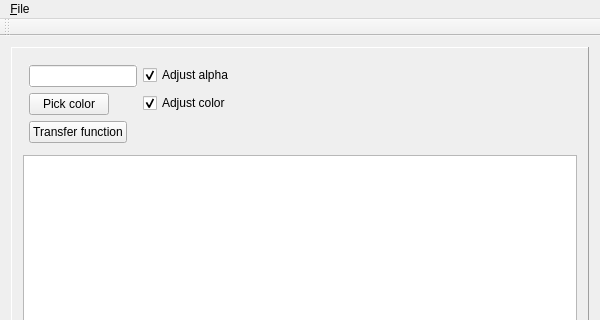
The window that QtCuda/mainwindow.ui (luosz/cuda-visibility) describes before a commit, drawn with Qt 5; both pictures show x 0 to 600 and y 0 to 320 of the 600 by 1000 pixel window.
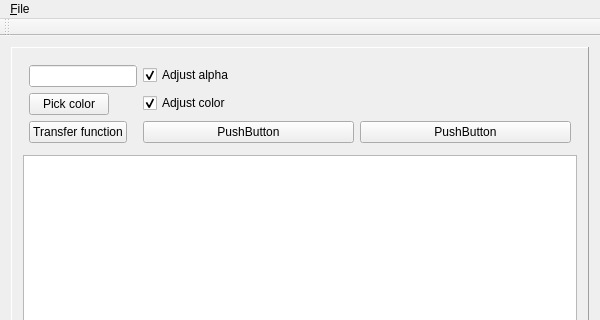
The same window after the commit.

Patch:
```diff
--- a/QtCuda/mainwindow.ui
+++ b/QtCuda/mainwindow.ui
@@ -118,6 +118,24 @@
            </property>
           </widget>
          </item>
+         <item row="2" column="1">
+          <layout class="QGridLayout" name="gridLayout_3">
+           <item row="0" column="0">
+            <widget class="QPushButton" name="pushButton_3">
+             <property name="text">
+              <string>PushButton</string>
+             </property>
+            </widget>
+           </item>
+           <item row="0" column="1">
+            <widget class="QPushButton" name="pushButton_4">
+             <property name="text">
+              <string>PushButton</string>
+             </property>
+            </widget>
+           </item>
+          </layout>
+         </item>
         </layout>
        </item>
        <item row="5" column="0">
```
